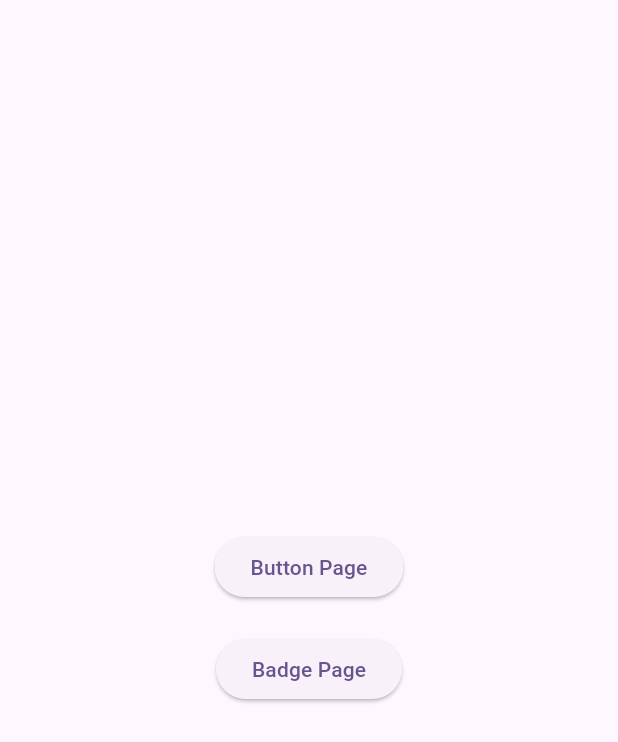
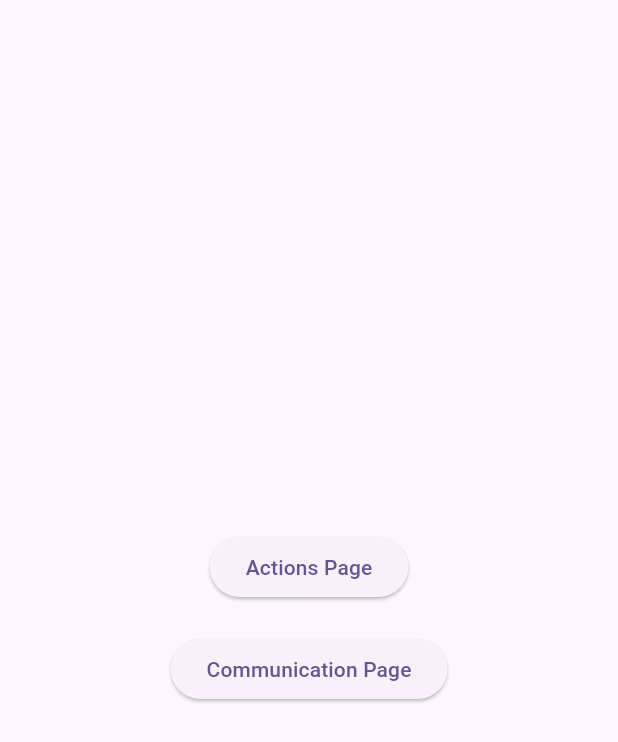
Before and after one commit to HikaruKusanagi27/eitan_app, a Flutter app: the screen it shows after launch, on a phone screen of 412 x 824 dp. Shown: the top 742 px of the screen. Run offline on Flutter 3.47's test engine with Material 3 defaults, Android fonts, the phone set to English and light mode, and no system bars.

Commit message:
画面のタイトル変更

```diff
--- a/lib/page/actions.dart
+++ b/lib/page/actions.dart
@@ -8,7 +8,7 @@ class ActionsPage extends StatelessWidget {
   Widget build(BuildContext context) {
     return Scaffold(
       appBar: AppBar(
-        title: const Text('Button Page'),
+        title: const Text('ActionsPage'),
       ),
       body: ListView(
         children: [
--- a/lib/page/communication.dart
+++ b/lib/page/communication.dart
@@ -1,16 +1,16 @@
 import 'package:flutter/material.dart';
 
-class BadgePage extends StatelessWidget {
-  const BadgePage({super.key});
+class CommunicationPage extends StatelessWidget {
+  const CommunicationPage({super.key});
 
   @override
   Widget build(BuildContext context) {
     return Scaffold(
-      appBar: AppBar(title: Text('Badge Page')),
+      appBar: AppBar(title: Text('Communication Page')),
       body: Column(
         mainAxisAlignment: MainAxisAlignment.center,
         children: [
-          Center(child: Text('Badge Page')),
+          Center(child: Text('Communication Page')),
           LinearProgressIndicator(
             value: 0.7,
             backgroundColor: Colors.grey[300],
--- a/lib/page/route.dart
+++ b/lib/page/route.dart
@@ -20,13 +20,13 @@ class RoutePage extends StatelessWidget {
                 Navigator.push(context,
                     MaterialPageRoute(builder: (context) => const ActionsPage()));
               },
-              child: Text('Button Page'),
+              child: Text('Actions Page'),
             ),
             SizedBox(height: 20),
             ElevatedButton(onPressed: () {
               Navigator.push(context,
-                  MaterialPageRoute(builder: (context) => const BadgePage()));
-            }, child: Text('Badge Page')),
+                  MaterialPageRoute(builder: (context) => const CommunicationPage()));
+            }, child: Text('Communication Page')),
           ],
         ),
       ),
```
